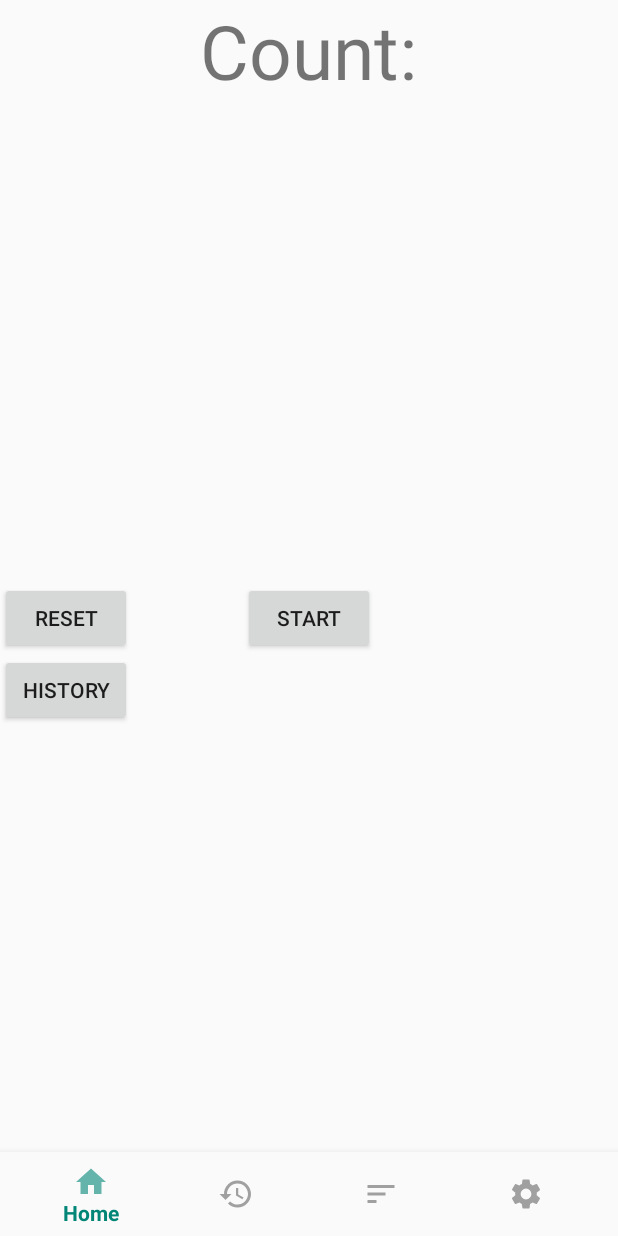
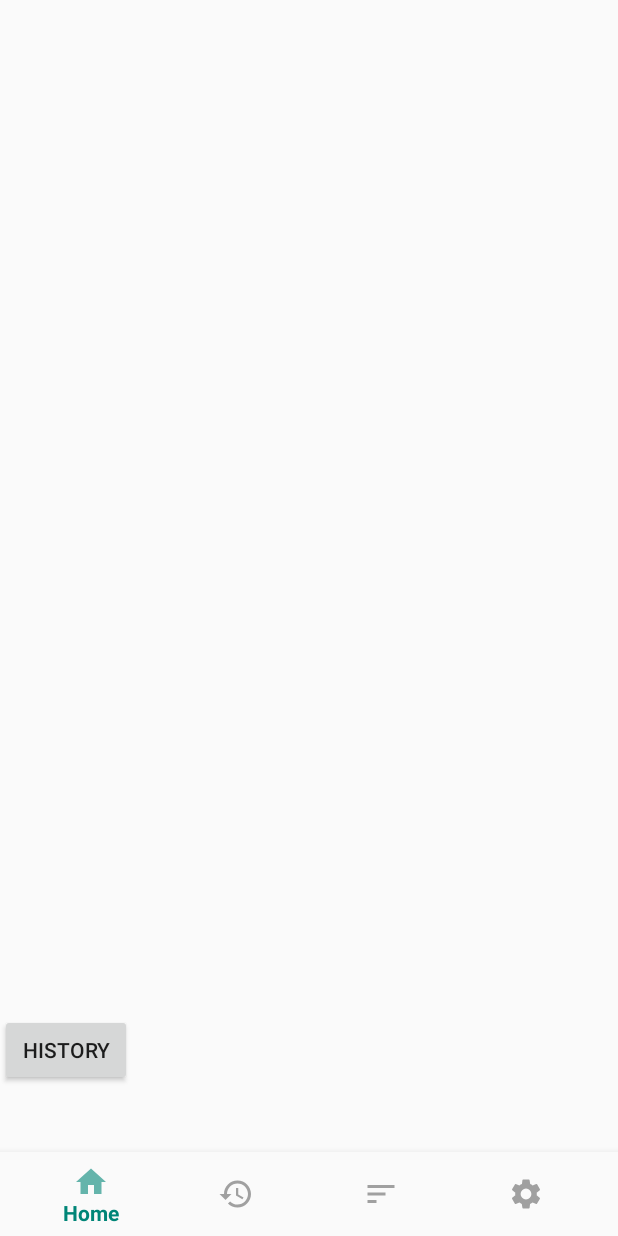
Before and after one commit to dotechan/UserPresentCounter, an Android app: the layout activity_main.xml on its own in the app's theme, with its tools: preview values and no code run, on a phone screen of 412 x 824 dp. Run offline under Robolectric (Android 15) with nearby library versions, the phone set to English and light mode, and no system bars.

Commit message:
Activityのレイアウトに表示していたため、Fragmentを重ねても透けて見えていたボタンを別のFragmentに移動して見えなくした

```diff
--- a/app/src/main/java/com/example/user/present/counter/history/HistoryFragment.kt
+++ b/app/src/main/java/com/example/user/present/counter/history/HistoryFragment.kt
@@ -23,7 +23,10 @@ class HistoryFragment : Fragment() {
         recyclerView.adapter = adapter
         recyclerView.layoutManager = LinearLayoutManager(this.requireContext())
 
-        historyViewModel = ViewModelProvider(this).get(HistoryViewModel::class.java)
+        // FIXME: HistoryViewModelの引数なしコンストラクタがないからcreateできないという警告が出る
+        historyViewModel = ViewModelProvider
+                .AndroidViewModelFactory(activity!!.application)
+                .create(HistoryViewModel::class.java)
         historyViewModel.historyList.observe(this, Observer { historyList ->
             // TODO: UIの更新を行う
             historyList?.let { adapter.setHistoryList(it) }
--- a/app/src/main/res/layout/activity_main.xml
+++ b/app/src/main/res/layout/activity_main.xml
@@ -6,71 +6,19 @@
     android:layout_height="match_parent"
     tools:context=".MainActivity">
 
-    <RelativeLayout
-        android:layout_width="wrap_content"
-        android:layout_height="wrap_content"
-        android:layout_centerHorizontal="true">
-
-        <TextView
-            android:id="@+id/home_count"
-            android:layout_width="wrap_content"
-            android:layout_height="wrap_content"
-            android:text="@string/home_count"
-            android:textSize="50sp" />
-
-        <TextView
-            android:id="@+id/home_colon"
-            android:layout_width="wrap_content"
-            android:layout_height="wrap_content"
-            android:layout_toEndOf="@+id/home_count"
-            android:text="@string/home_colon"
-            android:textSize="50sp" />
-
-        <TextView
-            android:id="@+id/unlock_count"
-            android:layout_width="wrap_content"
-            android:layout_height="wrap_content"
-            android:layout_toEndOf="@+id/home_colon"
-            android:textSize="50sp" />
-    </RelativeLayout>
-
-    <Button
-        android:id="@+id/start_button"
-        android:layout_width="wrap_content"
-        android:layout_height="wrap_content"
-        android:layout_centerHorizontal="true"
-        android:layout_centerVertical="true"
-        android:text="@string/home_start_button"
-        android:visibility="visible" />
-
-    <Button
-        android:id="@+id/stop_button"
-        android:layout_width="wrap_content"
-        android:layout_height="wrap_content"
-        android:layout_centerHorizontal="true"
-        android:layout_centerVertical="true"
-        android:text="@string/home_stop_button"
-        android:visibility="gone" />
-
-    <Button
-        android:id="@+id/reset_button"
-        android:layout_width="wrap_content"
-        android:layout_height="wrap_content"
-        android:layout_centerVertical="true"
-        android:text="@string/home_reset_button" />
+    <FrameLayout
+        android:id="@+id/fragment_container"
+        android:layout_width="match_parent"
+        android:layout_height="match_parent" />
 
     <!-- TODO: BottomNavigationViewから遷移させる方法をマスターするまでの仮のボタン -->
     <Button
         android:id="@+id/history_button"
         android:layout_width="wrap_content"
         android:layout_height="wrap_content"
-        android:layout_below="@+id/reset_button"
+        android:layout_alignParentBottom="true"
+        android:layout_marginBottom="100dp"
         android:text="history" />
-
-    <FrameLayout
-        android:id="@+id/fragment_container"
-        android:layout_width="match_parent"
-        android:layout_height="match_parent" />
 
     <com.google.android.material.bottomnavigation.BottomNavigationView
         android:id="@+id/bottom_navigation"
```
Also changed, not shown: app/src/main/java/com/example/user/present/counter/MainActivity.kt (+12 -83 lines), app/src/main/java/com/example/user/present/counter/home/HomeFragment.kt (added, +106 -0 lines), app/src/main/res/layout/fragment_history.xml (+0 -9 lines), app/src/main/res/layout/fragment_home.xml (added, +61 -0 lines).
